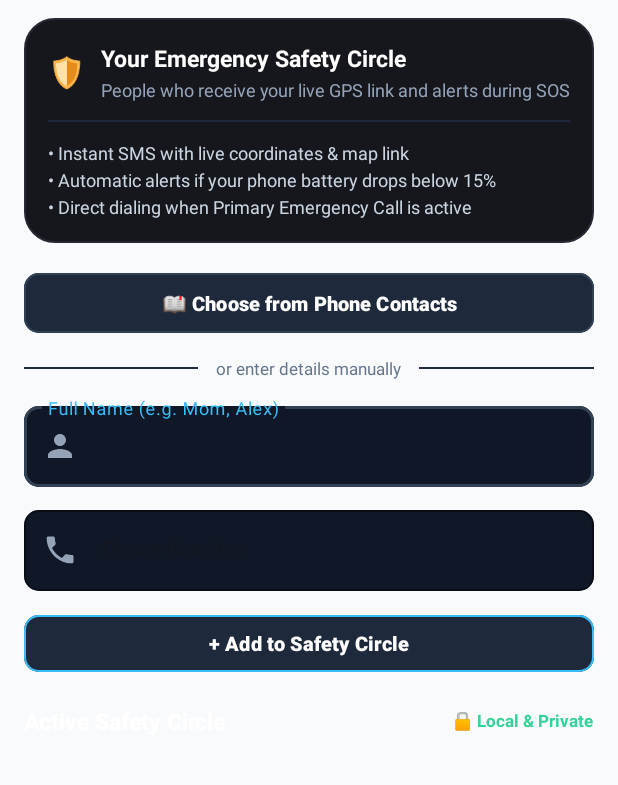
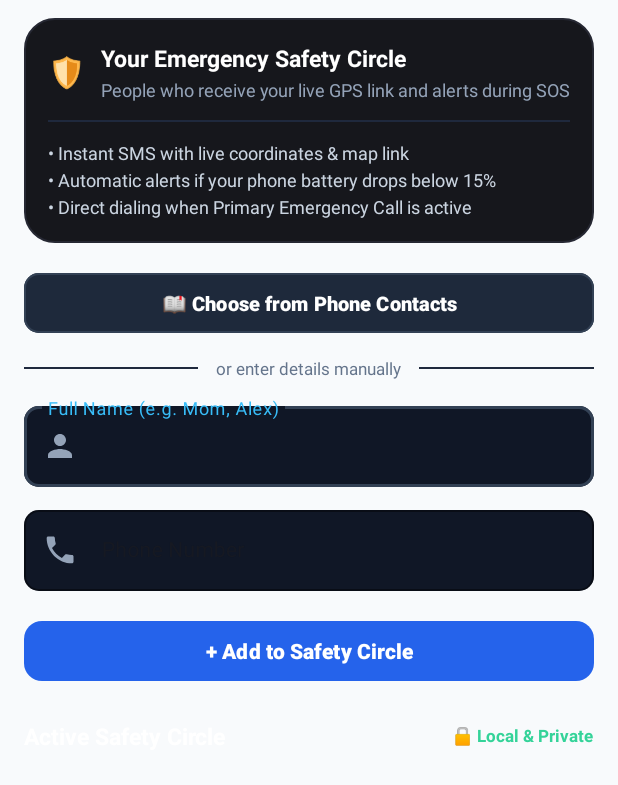
Before and after one commit to satyakiran29/GuardianAI, an Android app: the layout view_add_new_contact.xml on its own in the app's theme, with its tools: preview values and no code run, on a phone screen of 412 x 824 dp. Shown: the top 785 px of the screen. Run offline under Robolectric (Android 15) with nearby library versions, the light colour scheme and no system bars.

Commit message:
Bump version to 1.2.6; fix contacts UI
Bump app versionCode/versionName to 24/1.2.6 in build.gradle and Apk/update.json. Update Apk/update.json changelog with a note about fixing UI layout collision. Replace FrameLayout with vertical LinearLayout in fragment_contacts.xml, make RecyclerView wrap content and disable nested scrolling, and adjust empty-state margins/padding to avoid overlap. Tweak Add-to-Safety-Circle button in view_add_new_contact.xml (height, margins, text size, tint, corner radius) for improved spacing and visual consistency.

```diff
--- a/App/app/build.gradle
+++ b/App/app/build.gradle
@@ -10,8 +10,8 @@ android {
         applicationId "com.android.sheguard"
         minSdk 27
         targetSdk 35
-        versionCode 23
-        versionName "1.2.5"
+        versionCode 24
+        versionName "1.2.6"
     }
 
     buildTypes {
--- a/App/app/src/main/res/layout/view_add_new_contact.xml
+++ b/App/app/src/main/res/layout/view_add_new_contact.xml
@@ -183,16 +183,15 @@
     <com.google.android.material.button.MaterialButton
         android:id="@+id/btn_add_contact"
         android:layout_width="match_parent"
-        android:layout_height="46dp"
-        android:layout_marginBottom="18dp"
+        android:layout_height="48dp"
+        android:layout_marginTop="4dp"
+        android:layout_marginBottom="22dp"
         android:text="+ Add to Safety Circle"
         android:textColor="#FFFFFF"
-        android:textSize="13sp"
+        android:textSize="14sp"
         android:textStyle="bold"
-        app:backgroundTint="#1E293B"
-        app:strokeColor="#38BDF8"
-        app:strokeWidth="1dp"
-        app:cornerRadius="10dp" />
+        app:backgroundTint="#2563EB"
+        app:cornerRadius="12dp" />
 
     <!-- Section Divider Header for Existing Circle -->
     <LinearLayout
```
Also changed, not shown: App/app/src/main/res/layout/fragment_contacts.xml (+12 -9 lines), 1 other file.
